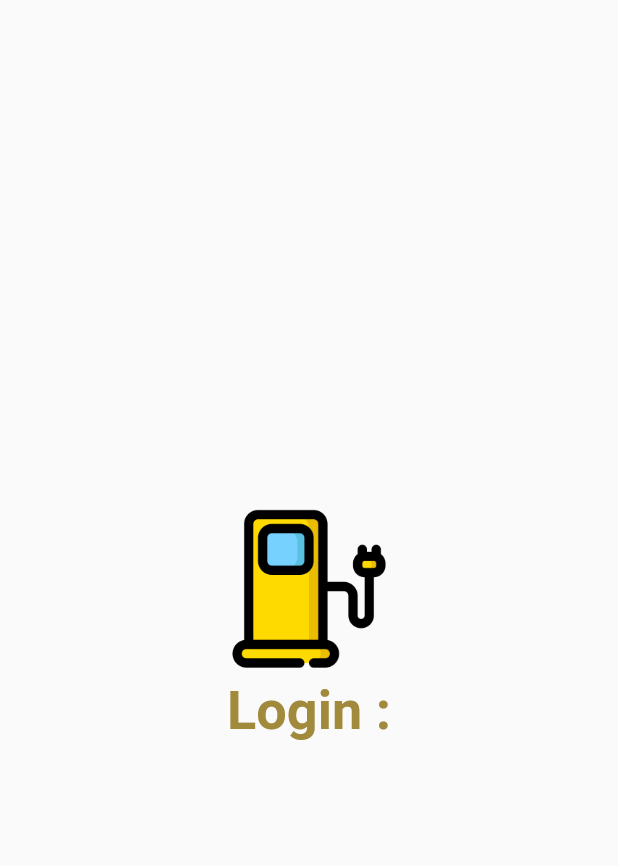
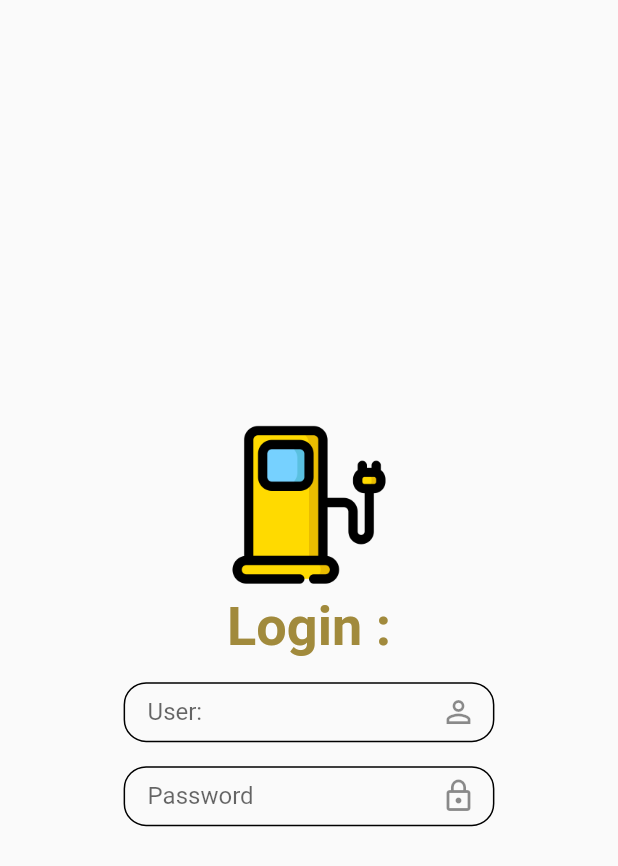
Before and after one commit to spiritrko/PalmProject, a Flutter app: the screen it shows after launch, on a phone screen of 412 x 824 dp. Shown: the top 866 px of the screen. Run offline on Flutter 3.47's test engine with Material 2 defaults, Android fonts, the phone set to English and light mode, and no system bars.

Commit message:
form success

```diff
--- a/lib/states/authen.dart
+++ b/lib/states/authen.dart
@@ -1,4 +1,5 @@
 import 'package:flutter/material.dart';
+import 'package:palmpea/widgets/show_form.dart';
 import 'package:palmpea/widgets/show_image.dart';
 import 'package:palmpea/widgets/show_text.dart';
 
@@ -11,16 +12,47 @@ class Authen extends StatelessWidget {
       body: LayoutBuilder(
           builder: (BuildContext context, BoxConstraints boxConstraints) {
         return Center(
-          child: Column(mainAxisAlignment: MainAxisAlignment.center,
+          child: Column(
+            mainAxisAlignment: MainAxisAlignment.center,
             children: [
               newLogo(boxConstraints),
-              ShowTest(text: 'Login :'),
+              newTitle(),
+              formUser(boxConstraints),
+              formPassword(boxConstraints)
             ],
           ),
         );
       }),
     );
   }
+
+  Container formPassword(BoxConstraints boxConstraints) {
+    return Container(
+              margin: const EdgeInsets.only(top: 16),
+              width: boxConstraints.maxWidth*0.6,
+              height: 40,
+              child: ShowForm(
+                hint: 'Password',
+                iconData: Icons.lock_outline,
+                changeFung: (String string) {},
+              ),
+            );
+  }
+
+  Container formUser(BoxConstraints boxConstraints) {
+    return Container(
+      margin: const EdgeInsets.only(top: 16),
+      width: boxConstraints.maxWidth * 0.6,
+      height: 40,
+      child: ShowForm(
+        hint: 'User:',
+        iconData: Icons.person_outline,
+        changeFung: (String string) {},
+      ),
+    );
+  }
+
+  ShowTest newTitle() => ShowTest(text: 'Login :');
 
   SizedBox newLogo(BoxConstraints boxConstraints) {
     return SizedBox(
--- /dev/null
+++ b/lib/widgets/show_form.dart
@@ -0,0 +1,33 @@
+// ignore_for_file: public_member_api_docs, sort_constructors_first
+import 'package:flutter/material.dart';
+
+class ShowForm extends StatelessWidget {
+  final String hint;
+  final IconData iconData;
+  final Function(String) changeFung;
+  const ShowForm({
+    Key? key,
+    required this.hint,
+    required this.iconData,
+    required this.changeFung,
+  }) : super(key: key);
+
+  @override
+  Widget build(BuildContext context) {
+    return TextFormField(onChanged: changeFung,
+      decoration: InputDecoration(
+        suffixIcon: Icon(iconData),
+        hintText: hint,
+        contentPadding: const EdgeInsets.only(top: 4, bottom: 4, left: 16),
+        enabledBorder: OutlineInputBorder(
+            borderRadius: BorderRadius.circular(
+          15,
+        )),
+        focusedBorder: OutlineInputBorder(
+            borderRadius: BorderRadius.circular(
+          15,
+        )),
+      ),
+    );
+  }
+}
```
